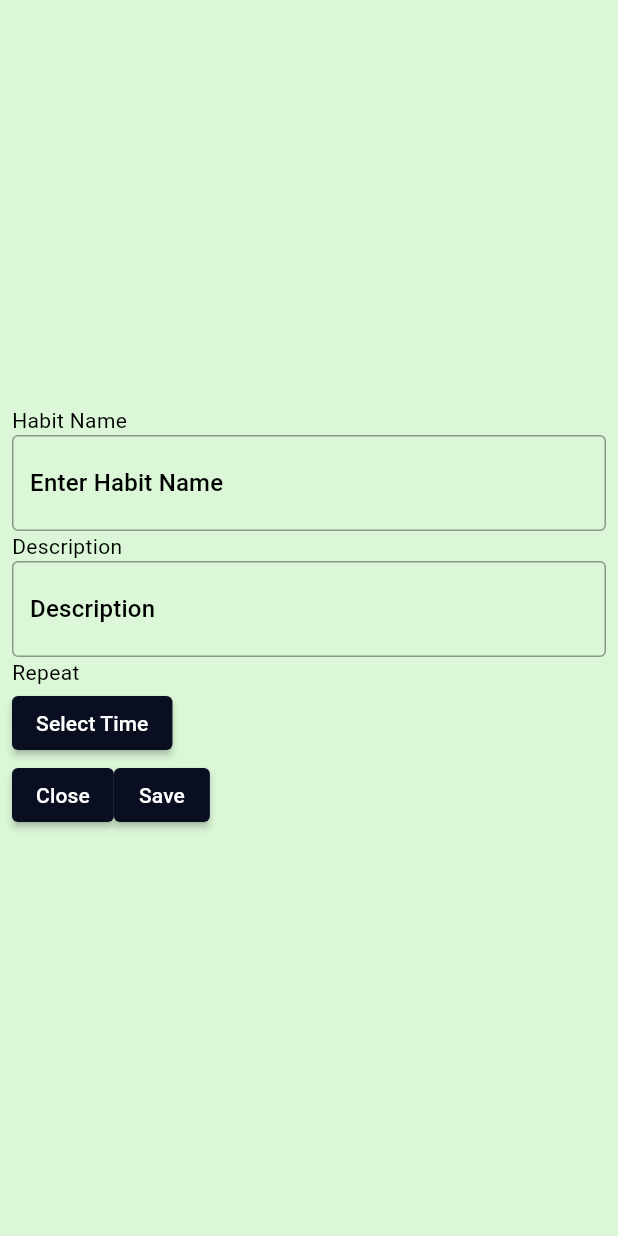
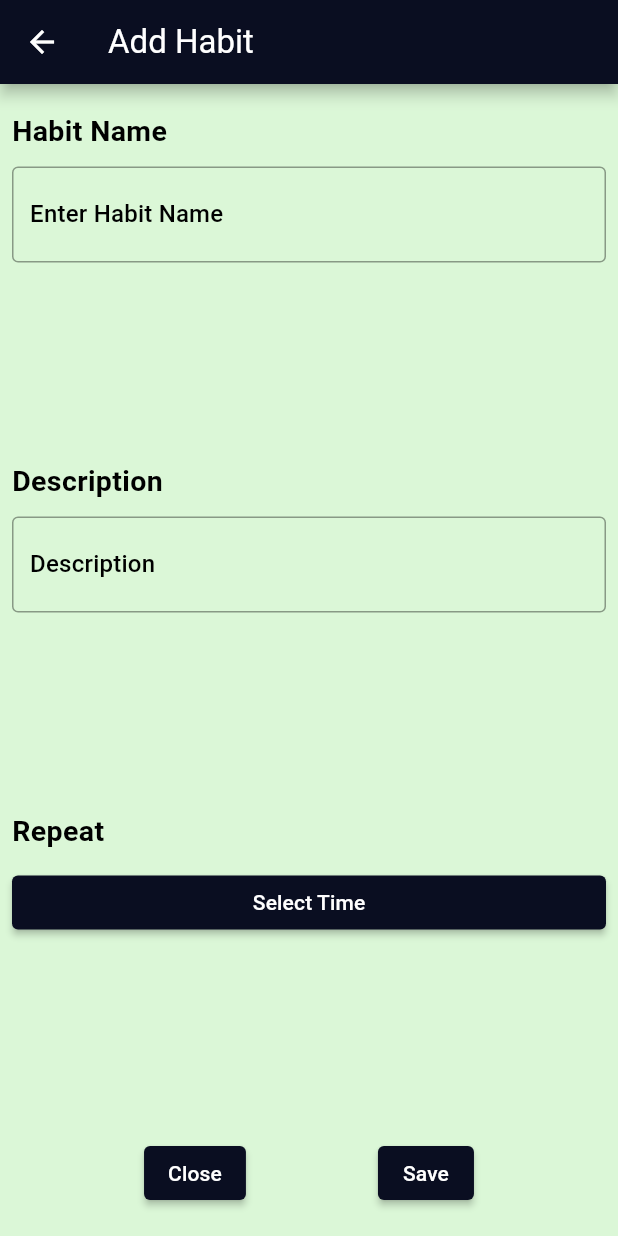
Before and after one commit to carlxxsinenomine/habit_tracker, a Flutter app: the AddHabitScreen screen opened by its route, on a phone screen of 412 x 824 dp. Run offline on Flutter 3.47's test engine with Material 3 defaults, Android fonts, the phone set to English and light mode, and no system bars.

Commit message:
UPDATED: UI structure(Still deciding whether i use the Stack or Column)

```diff
--- /dev/null
+++ b/lib/components/add_habit_screen/day_selection_button.dart
@@ -0,0 +1,19 @@
+import 'package:flutter/cupertino.dart';
+
+class SelectionButton extends StatelessWidget {
+  final VoidCallback? onPress;
+
+  SelectionButton({required this.onPress});
+
+  @override
+  Widget build(BuildContext context) {
+    return GestureDetector(
+      onTap: onPress,
+      child: Container(
+        decoration: BoxDecoration(
+
+        ),
+      ),
+    );
+  }
+}
--- a/lib/constants.dart
+++ b/lib/constants.dart
@@ -2,3 +2,10 @@ import 'package:flutter/material.dart';
 
 const Color kBoxLabel = Color(0xFF1B211A);
 const Color kAddButtonColor = Color(0xFF456F8E);
+
+const TextStyle kLabelStyle = TextStyle(
+                                fontFamily: 'Roboto',
+                                fontWeight: FontWeight.bold,
+                                fontSize: 19.0,
+                                color: Colors.black,
+                              );
--- a/lib/screens/add_habit_screen.dart
+++ b/lib/screens/add_habit_screen.dart
@@ -1,4 +1,5 @@
 import 'package:flutter/material.dart';
+import 'package:habit_tracker/constants.dart';
 
 class AddHabitScreen extends StatelessWidget {
   const AddHabitScreen({super.key});
@@ -7,17 +8,24 @@ class AddHabitScreen extends StatelessWidget {
   Widget build(BuildContext context) {
     return Scaffold(
       resizeToAvoidBottomInset: false,
+      appBar: AppBar(
+        title: Text('Add Habit'),
+      ),
       body: Padding(
-        padding: const EdgeInsets.all(8.0),
+        padding: const EdgeInsets.only(left: 8.0, right: 8.0, top: 18.0, bottom: 18.0),
         child: Column(
-          mainAxisAlignment: MainAxisAlignment.center,
+          mainAxisAlignment: MainAxisAlignment.spaceBetween,
+          crossAxisAlignment: CrossAxisAlignment.start,
+          children: <Widget>[
+            Column(
               crossAxisAlignment: CrossAxisAlignment.start,
               children: <Widget>[
                 Text(
                     "Habit Name",
-                style: TextStyle(
-                  color: Colors.black,
-                )
+                    style: kLabelStyle,
+                ),
+                SizedBox(
+                  height: 10.0,
                 ),
                 TextField(
                   decoration: InputDecoration(
@@ -28,11 +36,17 @@ class AddHabitScreen extends StatelessWidget {
                       )
                   ),
                 ),
+              ],
+            ),
+            Column(
+              crossAxisAlignment: CrossAxisAlignment.start,
+              children: <Widget>[
                 Text(
                     "Description",
-                style: TextStyle(
-                  color: Colors.black,
-                )
+                    style: kLabelStyle
+                ),
+                SizedBox(
+                  height: 10.0,
                 ),
                 TextField(
                   decoration: InputDecoration(
@@ -43,13 +57,21 @@ class AddHabitScreen extends StatelessWidget {
                       )
                   ),
                 ),
+              ],
+            ),
+            Column(
+              crossAxisAlignment: CrossAxisAlignment.start,
+              children: <Widget>[
                 Text(
                     "Repeat",
-                style: TextStyle(
-                  color: Colors.black,
-                )
+                    style: kLabelStyle
                 ),
-            ElevatedButton(
+                SizedBox(
+                  height: 10.0,
+                ),
+                SizedBox(
+                  width: double.infinity,
+                  child: ElevatedButton(
                       onPressed: () async {
                         final TimeOfDay? time = await showTimePicker(
                           context: context,
@@ -59,10 +81,16 @@ class AddHabitScreen extends StatelessWidget {
                       },
                       child: Text("Select Time")
                   ),
+                ),
+              ],
+            ),
             Row(
+              mainAxisAlignment: MainAxisAlignment.spaceEvenly,
               children: <Widget>[
                 ElevatedButton(
-                    onPressed: () {},
+                    onPressed: () {
+                      Navigator.pop(context);
+                    },
                     child: Text("Close")
                 ),
                 ElevatedButton(
```
Lines whose indentation alone changed are shown as unchanged.
